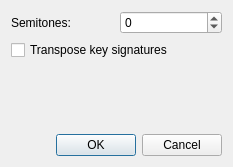
First picture: the form in mscore/mscore/transposedialog.ui, repository musescore/musescore-old, before the edit.
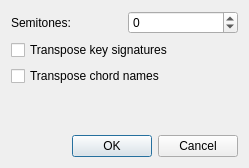
Second picture: the form after the edit.

What changed in the file:
```diff
--- a/mscore/mscore/transposedialog.ui
+++ b/mscore/mscore/transposedialog.ui
@@ -5,8 +5,8 @@
    <rect>
     <x>0</x>
     <y>0</y>
-    <width>233</width>
-    <height>167</height>
+    <width>249</width>
+    <height>168</height>
    </rect>
   </property>
   <property name="windowTitle" >
@@ -41,6 +41,13 @@
      </property>
     </widget>
    </item>
+   <item>
+    <widget class="QCheckBox" name="transposeChordNames" >
+     <property name="text" >
+      <string>Transpose chord names</string>
+     </property>
+    </widget>
+   </item>
    <item>
     <spacer>
      <property name="orientation" >
```
